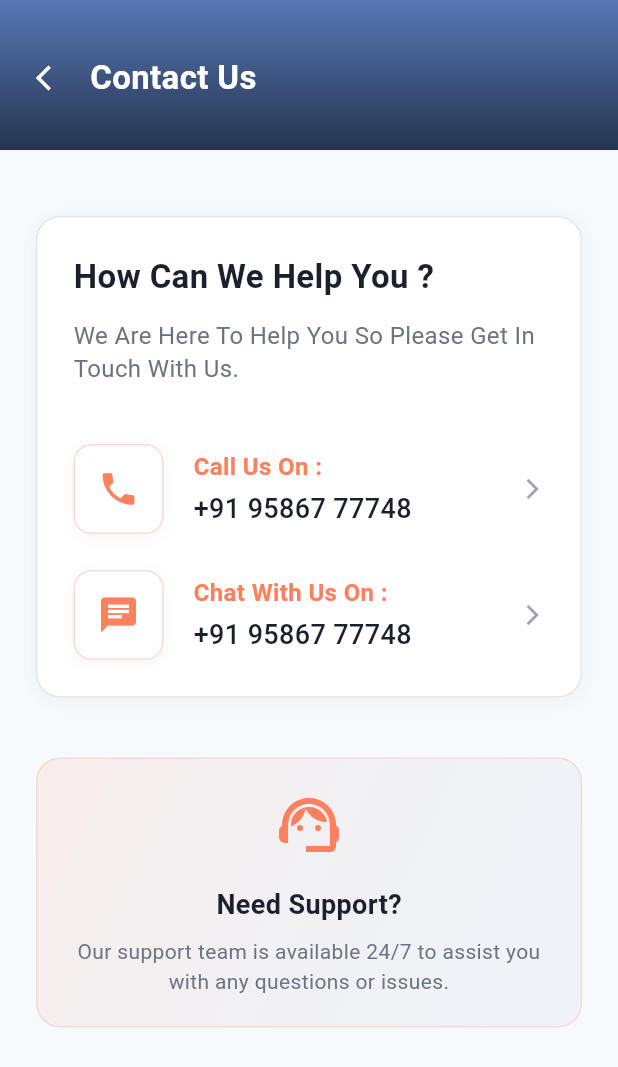
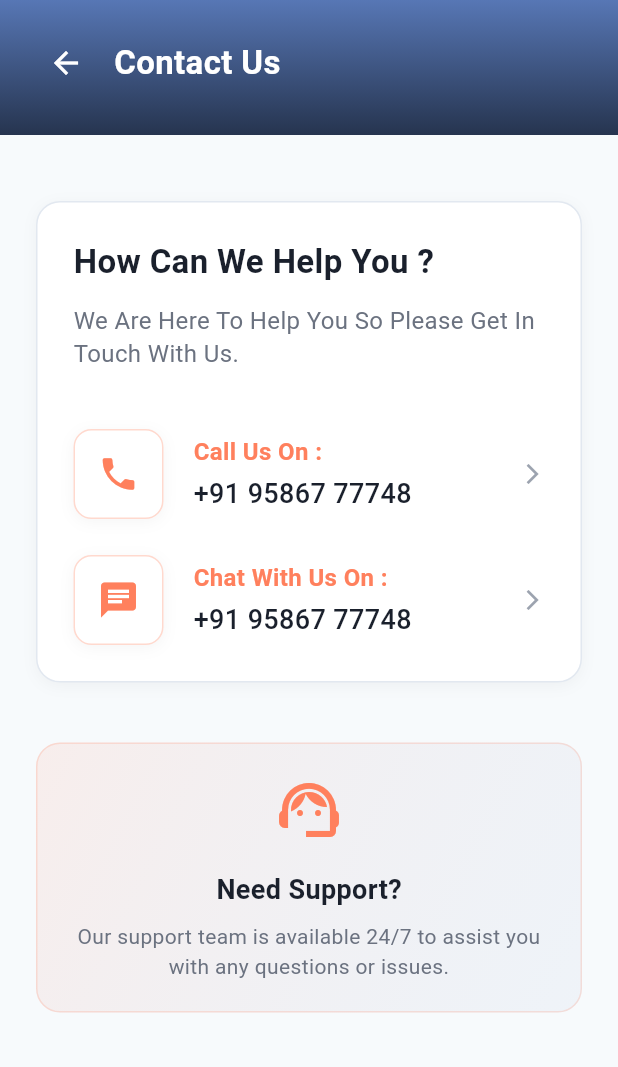
Before and after one commit to Smilykornepati/billbazaar_frontend, a Flutter app: the ContactUsScreen screen opened by its route, on a phone screen of 412 x 824 dp. Shown: the top 1067 px of the screen. Run offline on Flutter 3.47's test engine with Material 3 defaults, Android fonts, the phone set to English and light mode, and no system bars; our stand-ins replace email_validator, shared_preferences; accounts and stored records are empty; statements that could not run were skipped.

Commit message:
Updated UI

```diff
--- a/lib/navigation/categories/other/contact_us_screen.dart
+++ b/lib/navigation/categories/other/contact_us_screen.dart
@@ -22,8 +22,8 @@ class _ContactUsScreenState extends State<ContactUsScreen> {
   final String phoneNumber = '+91 95867 77748';
 
   Widget _buildHeader() {
-    return Container(
-      height: 100.0,
+    return SafeArea(
+      child: Container(
         decoration: const BoxDecoration(
           gradient: LinearGradient(
             begin: Alignment.topCenter,
@@ -35,20 +35,19 @@ class _ContactUsScreenState extends State<ContactUsScreen> {
           ),
         ),
         child: Padding(
-        padding: const EdgeInsets.fromLTRB(16.0, 20.0, 16.0, 16.0),
+          padding: const EdgeInsets.fromLTRB(20, 18, 20, 24),
           child: Row(
             children: [
               // Back arrow
-            GestureDetector(
-              onTap: () => Navigator.pop(context),
-              child: Container(
-                padding: const EdgeInsets.all(8.0),
-                child: const Icon(
-                  Icons.arrow_back_ios,
+              IconButton(
+                onPressed: () => Navigator.pop(context),
+                icon: const Icon(
+                  Icons.arrow_back,
                   color: Colors.white,
-                  size: 20.0,
+                  size: 24,
                 ),
-              ),
+                padding: EdgeInsets.zero,
+                constraints: const BoxConstraints(),
               ),
               const SizedBox(width: 8.0),
               // Title
@@ -65,6 +64,7 @@ class _ContactUsScreenState extends State<ContactUsScreen> {
             ],
           ),
         ),
+      ),
     );
   }
 
@@ -72,8 +72,7 @@ class _ContactUsScreenState extends State<ContactUsScreen> {
   Widget build(BuildContext context) {
     return Scaffold(
       backgroundColor: const Color(0xFFF7FAFC),
-      body: SafeArea(
-        child: Column(
+      body: Column(
         children: [
           _buildHeader(),
           Expanded(
@@ -208,7 +207,6 @@ class _ContactUsScreenState extends State<ContactUsScreen> {
             ),
           ],
         ),
-      ),
       );
   }
 
```
Also changed, not shown: lib/navigation/categories/account/delete_account_screen.dart (+11 -11 lines), lib/navigation/categories/account/logout_screen.dart (+12 -14 lines), lib/navigation/categories/account/reset_account_screen.dart (+11 -11 lines), lib/navigation/categories/account/subscription_screen.dart (+11 -11 lines), lib/navigation/categories/categories.dart (+5 -6 lines), lib/navigation/categories/customermanagement/customermanagement.dart (+4 -7 lines), lib/navigation/categories/staffmanagement/staffmanagement.dart (+5 -3 lines), lib/navigation/inventory/inventory.dart (+6 -4 lines), lib/navigation/reports/reports.dart (+6 -4 lines). Lines whose indentation alone changed are shown as unchanged.
